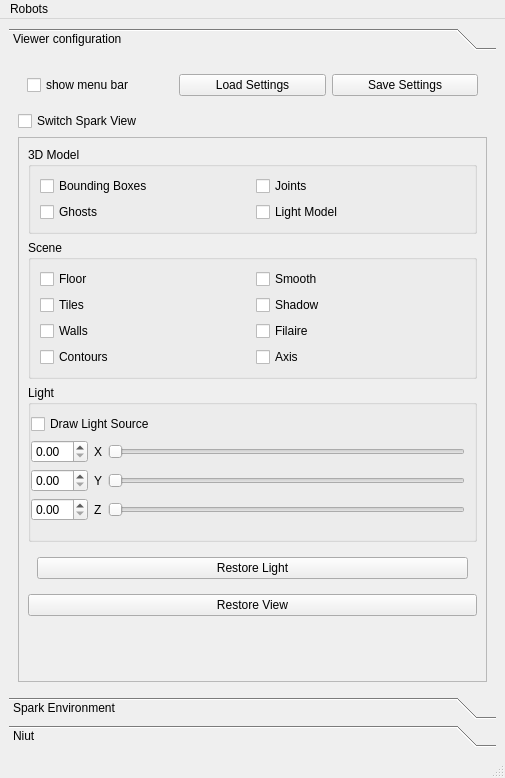
First picture: the form in src/move3d-remote/mainwindow-remote.ui, repository jmainpri/move3d-studio, before the edit.
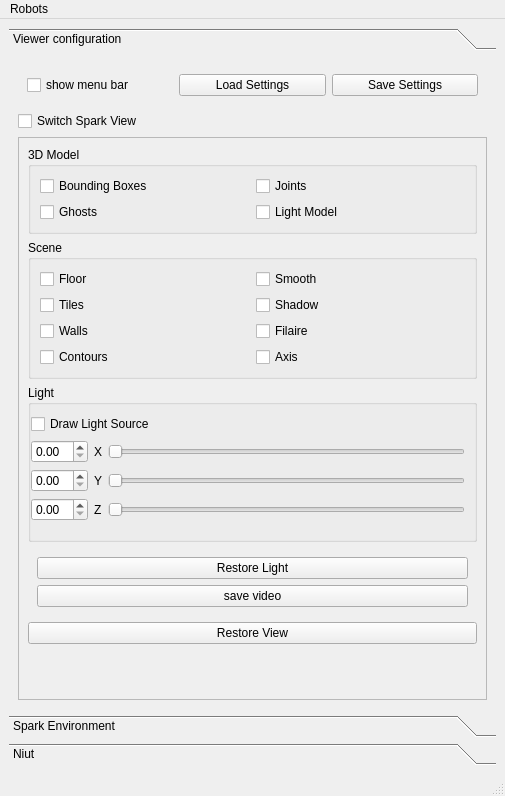
Second picture: the form after the edit.

Commit message: Adding video saving on main-remote

Diff of the .ui file:
```diff
--- a/src/move3d-remote/mainwindow-remote.ui
+++ b/src/move3d-remote/mainwindow-remote.ui
@@ -7,7 +7,7 @@
     <x>0</x>
     <y>0</y>
     <width>505</width>
-    <height>778</height>
+    <height>796</height>
    </rect>
   </property>
   <property name="sizePolicy">
@@ -47,7 +47,7 @@
          <x>0</x>
          <y>0</y>
          <width>487</width>
-         <height>620</height>
+         <height>640</height>
         </rect>
        </property>
        <attribute name="label">
@@ -101,8 +101,8 @@
             <rect>
              <x>0</x>
              <y>0</y>
-             <width>467</width>
-             <height>521</height>
+             <width>451</width>
+             <height>547</height>
             </rect>
            </property>
            <layout class="QHBoxLayout" name="horizontalLayout_8">
@@ -324,6 +324,16 @@
                     </property>
                    </widget>
                   </item>
+                  <item>
+                   <widget class="QPushButton" name="pushButtonSaveVideo">
+                    <property name="text">
+                     <string>save video</string>
+                    </property>
+                    <property name="checkable">
+                     <bool>true</bool>
+                    </property>
+                   </widget>
+                  </item>
                  </layout>
                 </widget>
                </item>
```
Left out of the diff: 12 changed lines with no effect on the pictures. The commit also changes 3 other files.
